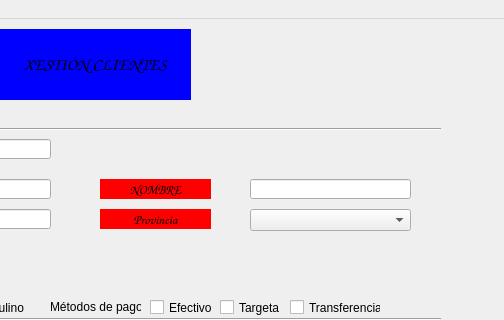
First picture: the form in ventana.ui, repository xMrAvocado/ProyDos, before the edit; both pictures show x 290 to 794 and y 0 to 320 of the 794 by 429 pixel window.
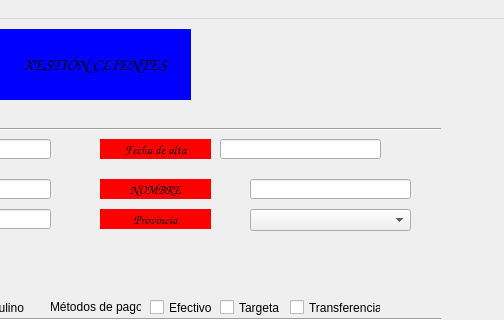
Second picture: the form after the edit. Icons and pictures are not drawn.

```diff
--- a/ventana.ui
+++ b/ventana.ui
@@ -452,6 +452,72 @@
      </rect>
     </property>
    </widget>
+   <widget class="QLabel" name="lblClialta">
+    <property name="geometry">
+     <rect>
+      <x>390</x>
+      <y>120</y>
+      <width>111</width>
+      <height>20</height>
+     </rect>
+    </property>
+    <property name="font">
+     <font>
+      <family>Comic Sans MS</family>
+      <pointsize>10</pointsize>
+      <weight>75</weight>
+      <italic>false</italic>
+      <bold>true</bold>
+     </font>
+    </property>
+    <property name="layoutDirection">
+     <enum>Qt::RightToLeft</enum>
+    </property>
+    <property name="autoFillBackground">
+     <bool>false</bool>
+    </property>
+    <property name="styleSheet">
+     <string notr="true">color: rgb(0, 0, 0);
+background-color: rgb(255, 0, 0);</string>
+    </property>
+    <property name="text">
+     <string>Fecha de alta</string>
+    </property>
+    <property name="alignment">
+     <set>Qt::AlignCenter</set>
+    </property>
+   </widget>
+   <widget class="QLineEdit" name="editClialta">
+    <property name="geometry">
+     <rect>
+      <x>510</x>
+      <y>120</y>
+      <width>161</width>
+      <height>20</height>
+     </rect>
+    </property>
+    <property name="font">
+     <font>
+      <family>Comic Sans MS</family>
+     </font>
+    </property>
+   </widget>
+   <widget class="QLabel" name="labelCalendar">
+    <property name="geometry">
+     <rect>
+      <x>680</x>
+      <y>120</y>
+      <width>31</width>
+      <height>31</height>
+     </rect>
+    </property>
+    <property name="text">
+     <string/>
+    </property>
+    <property name="pixmap">
+     <pixmap resource="img/calendar.qrc">:/newPrefix/calendar.png</pixmap>
+    </property>
+   </widget>
   </widget>
   <widget class="QMenuBar" name="menubar">
    <property name="geometry">
```
Left out of the diff: 4 changed lines with no effect on the pictures.
